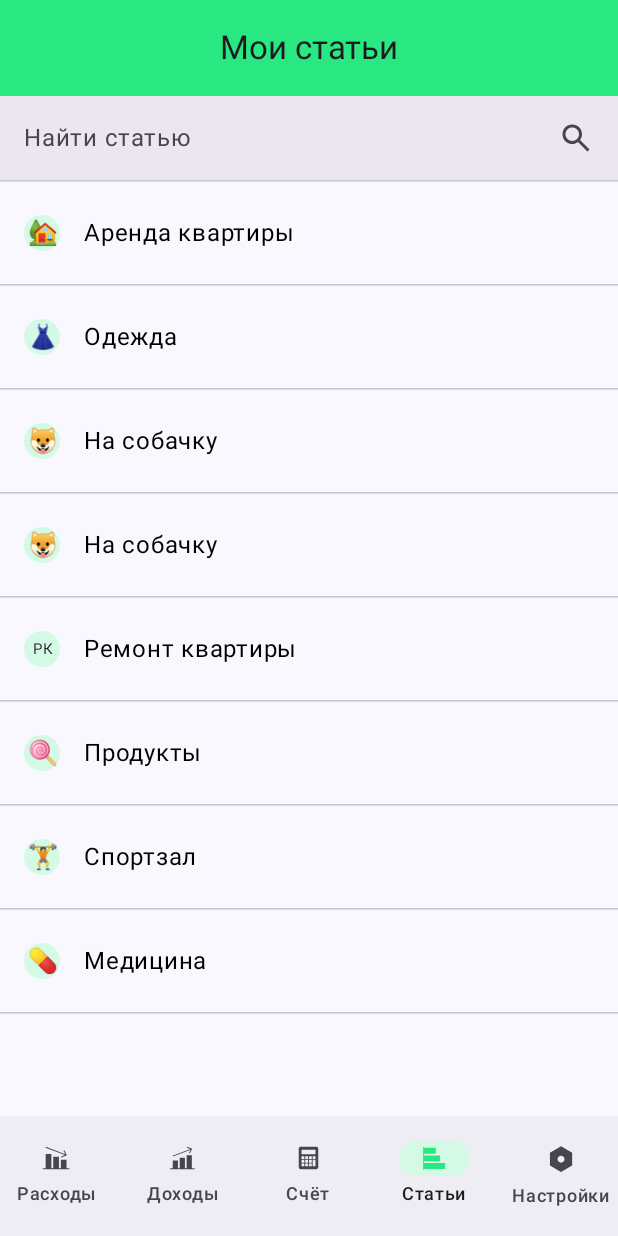
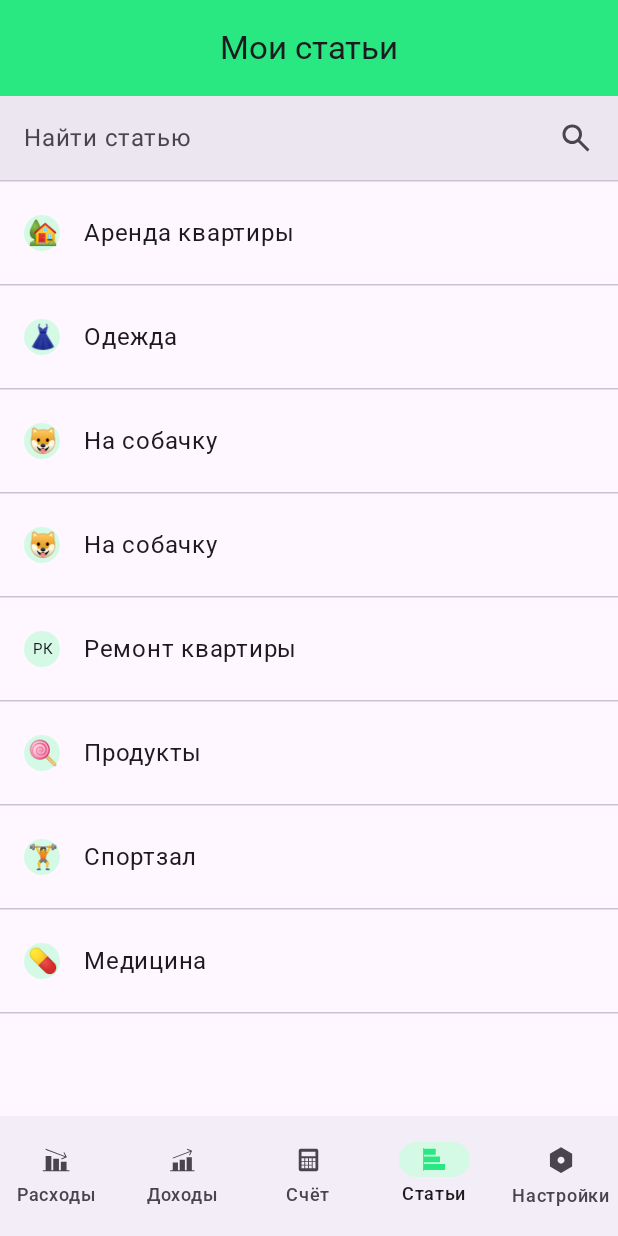
Before and after one commit to roganofff/yandex-smd, an Android app built with Jetpack Compose: the screen it shows after launch (MainActivity), item 4 of the bottom bar chosen, on a phone screen of 412 x 824 dp. Run offline under Robolectric (Android 15) with nearby library versions, the phone set to English and light mode, and no system bars.

Commit message:
feat: moved all colors and text styles to separate file

```diff
--- a/app/src/main/java/quo/yandex/financialawareness/presentation/screens/account/AccountScreen.kt
+++ b/app/src/main/java/quo/yandex/financialawareness/presentation/screens/account/AccountScreen.kt
@@ -8,6 +8,7 @@ import androidx.compose.foundation.layout.padding
 import androidx.compose.foundation.lazy.LazyColumn
 import androidx.compose.foundation.lazy.itemsIndexed
 import androidx.compose.material3.HorizontalDivider
+import androidx.compose.material3.MaterialTheme.colorScheme
 import androidx.compose.runtime.Composable
 import androidx.compose.ui.Alignment
 import androidx.compose.ui.Modifier
@@ -47,7 +48,7 @@ fun AccountScreen(
                 HorizontalDivider(
                     modifier = Modifier.fillMaxWidth(),
                     thickness = 1.dp,
-                    color = Color(0xFFCAC4D0)
+                    color = colorScheme.outlineVariant
                 )
             }
         }
--- a/app/src/main/java/quo/yandex/financialawareness/presentation/screens/categories/CategoriesScreen.kt
+++ b/app/src/main/java/quo/yandex/financialawareness/presentation/screens/categories/CategoriesScreen.kt
@@ -8,6 +8,7 @@ import androidx.compose.foundation.layout.padding
 import androidx.compose.foundation.lazy.LazyColumn
 import androidx.compose.foundation.lazy.items
 import androidx.compose.material3.HorizontalDivider
+import androidx.compose.material3.MaterialTheme.colorScheme
 import androidx.compose.runtime.Composable
 import androidx.compose.runtime.getValue
 import androidx.compose.runtime.mutableStateOf
@@ -41,7 +42,7 @@ fun CategoriesScreen(
             HorizontalDivider(
                 modifier = Modifier.fillMaxWidth(),
                 thickness = 1.dp,
-                color = Color(0xFFCAC4D0)
+                color = colorScheme.outlineVariant
             )
         }
 
@@ -58,7 +59,7 @@ fun CategoriesScreen(
             HorizontalDivider(
                 modifier = Modifier.fillMaxWidth(),
                 thickness = 1.dp,
-                color = Color(0xFFCAC4D0)
+                color = colorScheme.outlineVariant
             )
         }
     }
--- a/app/src/main/java/quo/yandex/financialawareness/presentation/screens/expenses/ExpensesScreen.kt
+++ b/app/src/main/java/quo/yandex/financialawareness/presentation/screens/expenses/ExpensesScreen.kt
@@ -8,6 +8,7 @@ import androidx.compose.foundation.layout.padding
 import androidx.compose.foundation.lazy.LazyColumn
 import androidx.compose.foundation.lazy.items
 import androidx.compose.material3.HorizontalDivider
+import androidx.compose.material3.MaterialTheme.colorScheme
 import androidx.compose.runtime.Composable
 import androidx.compose.ui.Alignment
 import androidx.compose.ui.Modifier
@@ -45,7 +46,7 @@ fun ExpensesScreen(
             HorizontalDivider(
                 modifier = Modifier.fillMaxWidth(),
                 thickness = 1.dp,
-                color = Color(0xFFCAC4D0)
+                color = colorScheme.outlineVariant
             )
         }
     }
--- a/app/src/main/java/quo/yandex/financialawareness/presentation/screens/income/IncomeScreen.kt
+++ b/app/src/main/java/quo/yandex/financialawareness/presentation/screens/income/IncomeScreen.kt
@@ -8,6 +8,7 @@ import androidx.compose.foundation.layout.padding
 import androidx.compose.foundation.lazy.LazyColumn
 import androidx.compose.foundation.lazy.items
 import androidx.compose.material3.HorizontalDivider
+import androidx.compose.material3.MaterialTheme.colorScheme
 import androidx.compose.runtime.Composable
 import androidx.compose.ui.Alignment
 import androidx.compose.ui.Modifier
@@ -44,7 +45,7 @@ fun IncomeScreen(
             HorizontalDivider(
                 modifier = Modifier.fillMaxWidth(),
                 thickness = 1.dp,
-                color = Color(0xFFCAC4D0)
+                color = colorScheme.outlineVariant
             )
         }
     }
--- a/app/src/main/java/quo/yandex/financialawareness/presentation/screens/settings/SettingsScreen.kt
+++ b/app/src/main/java/quo/yandex/financialawareness/presentation/screens/settings/SettingsScreen.kt
@@ -8,6 +8,7 @@ import androidx.compose.foundation.layout.padding
 import androidx.compose.foundation.lazy.LazyColumn
 import androidx.compose.foundation.lazy.items
 import androidx.compose.material3.HorizontalDivider
+import androidx.compose.material3.MaterialTheme.colorScheme
 import androidx.compose.runtime.Composable
 import androidx.compose.ui.Alignment
 import androidx.compose.ui.Modifier
@@ -43,7 +44,7 @@ fun SettingsScreen(
             HorizontalDivider(
                 modifier = Modifier.fillMaxWidth(),
                 thickness = 1.dp,
-                color = Color(0xFFCAC4D0)
+                color = colorScheme.outlineVariant
             )
         }
     }
--- a/app/src/main/java/quo/yandex/financialawareness/presentation/ui/components/BottomBar.kt
+++ b/app/src/main/java/quo/yandex/financialawareness/presentation/ui/components/BottomBar.kt
@@ -1,6 +1,8 @@
 package quo.yandex.financialawareness.presentation.ui.components
 
 import androidx.compose.material3.Icon
+import androidx.compose.material3.MaterialTheme.colorScheme
+import androidx.compose.material3.MaterialTheme.typography
 import androidx.compose.material3.NavigationBar
 import androidx.compose.material3.NavigationBarDefaults
 import androidx.compose.material3.NavigationBarItem
@@ -11,7 +13,6 @@ import androidx.compose.runtime.getValue
 import androidx.compose.runtime.mutableIntStateOf
 import androidx.compose.runtime.saveable.rememberSaveable
 import androidx.compose.runtime.setValue
-import androidx.compose.ui.graphics.Color
 import androidx.compose.ui.graphics.vector.ImageVector
 import androidx.compose.ui.res.vectorResource
 import androidx.navigation.NavController
@@ -38,15 +39,19 @@ fun BottomBar(
                         contentDescription = destination.contentDescription,
                     )
                 },
-                label = { Text(destination.label) },
+                label = { Text(destination.label, style = if (selectedDestination == index) {
+                    typography.labelMedium
+                } else {
+                    typography.labelSmall
+                }) },
                 colors = NavigationBarItemColors(
-                    selectedIconColor = Color(0xFF2AE881),
-                    selectedTextColor = Color(0xFF1D1B20),
-                    selectedIndicatorColor = Color(0xFFD4FAE6),
-                    unselectedIconColor = Color(0xFF49454F),
-                    unselectedTextColor = Color(0xFF49454F),
-                    disabledIconColor = Color(0xFF49454F),
-                    disabledTextColor = Color(0xFF49454F),
+                    selectedIconColor = colorScheme.primaryContainer,
+                    selectedTextColor = colorScheme.onSurface,
+                    selectedIndicatorColor = colorScheme.secondaryContainer,
+                    unselectedIconColor = colorScheme.onSurfaceVariant,
+                    unselectedTextColor = colorScheme.onSurfaceVariant,
+                    disabledIconColor = colorScheme.onSurfaceVariant,
+                    disabledTextColor = colorScheme.onSurfaceVariant,
                 )
             )
         }
--- a/app/src/main/java/quo/yandex/financialawareness/presentation/ui/components/FloatingButton.kt
+++ b/app/src/main/java/quo/yandex/financialawareness/presentation/ui/components/FloatingButton.kt
@@ -11,6 +11,7 @@ import androidx.compose.foundation.shape.CircleShape
 import androidx.compose.material3.FloatingActionButton
 import androidx.compose.material3.FloatingActionButtonDefaults
 import androidx.compose.material3.Icon
+import androidx.compose.material3.MaterialTheme.colorScheme
 import androidx.compose.runtime.Composable
 import androidx.compose.ui.Alignment
 import androidx.compose.ui.Modifier
@@ -35,7 +36,7 @@ fun FloatingButton(modifier: Modifier) {
             modifier = Modifier.size(56.dp),
             onClick = {  },
             shape = CircleShape,
-            containerColor = Color(0xFF2AE881),
+            containerColor = colorScheme.primaryContainer,
             contentColor = Color.White,
             elevation = FloatingActionButtonDefaults.elevation(
                 defaultElevation = 0.dp,
--- a/app/src/main/java/quo/yandex/financialawareness/presentation/ui/components/ListItem.kt
+++ b/app/src/main/java/quo/yandex/financialawareness/presentation/ui/components/ListItem.kt
@@ -13,6 +13,8 @@ import androidx.compose.foundation.layout.padding
 import androidx.compose.foundation.layout.size
 import androidx.compose.foundation.layout.width
 import androidx.compose.foundation.shape.CircleShape
+import androidx.compose.material3.MaterialTheme.colorScheme
+import androidx.compose.material3.MaterialTheme.typography
 import androidx.compose.material3.Text
 import androidx.compose.runtime.Composable
 import androidx.compose.ui.Alignment
@@ -20,7 +22,6 @@ import androidx.compose.ui.Modifier
 import androidx.compose.ui.graphics.Color
 import androidx.compose.ui.graphics.vector.ImageVector
 import androidx.compose.ui.res.vectorResource
-import androidx.compose.ui.text.font.FontWeight
 import androidx.compose.ui.text.style.TextAlign
 import androidx.compose.ui.unit.dp
 import androidx.compose.ui.unit.sp
@@ -60,7 +61,7 @@ fun ListItem(
                 Text(
                     text = leadIcon,
                     fontSize = if (isEmojiIcon) 16.sp else 10.sp,
-                    color = Color(0xFF1D1B20),
+                    color = colorScheme.onSurface,
                     textAlign = TextAlign.Center
                 )
             }
@@ -74,20 +75,12 @@ fun ListItem(
         ) {
             Text(
                 text = title,
-                fontWeight = FontWeight.W400,
-                fontSize = 16.sp,
-                lineHeight = 24.sp,
-                letterSpacing = 0.5.sp,
-                color = Color.Black
+                style = typography.bodyLarge
             )
             comment?.let {
                 Text(
                     text = comment,
-                    fontWeight = FontWeight.W400,
-                    fontSize = 14.sp,
-                    lineHeight = 20.sp,
-                    letterSpacing = 0.25.sp,
-                    color = Color(0xFF49454F)
+                    style = typography.bodyMedium
                 )
             }
         }
@@ -95,12 +88,8 @@ fun ListItem(
         price?.let {
             Text(
                 text = price,
-                modifier = Modifier.padding(end = 16.dp, start = 16.dp),
-                fontWeight = FontWeight.W400,
-                fontSize = 16.sp,
-                lineHeight = 24.sp,
-                letterSpacing = 0.5.sp,
-                color = Color.Black
+                style = typography.bodyLarge,
+                modifier = Modifier.padding(end = 16.dp, start = 16.dp)
             )
         }
 
--- a/app/src/main/java/quo/yandex/financialawareness/presentation/ui/components/SearchField.kt
+++ b/app/src/main/java/quo/yandex/financialawareness/presentation/ui/components/SearchField.kt
@@ -11,11 +11,12 @@ import androidx.compose.foundation.layout.size
 import androidx.compose.foundation.layout.width
 import androidx.compose.foundation.text.BasicTextField
 import androidx.compose.material3.Icon
+import androidx.compose.material3.MaterialTheme.colorScheme
+import androidx.compose.material3.MaterialTheme.typography
 import androidx.compose.material3.Text
 import androidx.compose.runtime.Composable
 import androidx.compose.ui.Alignment
 import androidx.compose.ui.Modifier
-import androidx.compose.ui.graphics.Color
 import androidx.compose.ui.graphics.SolidColor
 import androidx.compose.ui.graphics.vector.ImageVector
 import androidx.compose.ui.res.vectorResource
@@ -33,19 +34,13 @@ fun SearchField(
         value = query,
         onValueChange = { },
         singleLine = true,
-        textStyle = TextStyle(
-            color = Color(0xFF49454F),
-            fontSize = 16.sp,
-            fontWeight = FontWeight.Normal, // 400
-            lineHeight = 24.sp,
-            letterSpacing = 0.5.sp
-        ),
-        cursorBrush = SolidColor(Color(0xFF49454F)),
+        textStyle = typography.bodyLarge,
+        cursorBrush = SolidColor(colorScheme.onSurfaceVariant),
         decorationBox = { innerTextField ->
             Row(
                 modifier = Modifier
                     .fillMaxWidth()
-                    .background(color = Color(0xFFECE6F0))
+                    .background(color = colorScheme.surfaceContainerHigh)
                     .padding(horizontal = 16.dp, vertical = 16.dp),
                 verticalAlignment = Alignment.CenterVertically
             ) {
@@ -54,7 +49,7 @@ fun SearchField(
                         Text(
                             text = "Найти статью",
                             style = TextStyle(
-                                color = Color(0xFF49454F),
+                                color = colorScheme.onSurfaceVariant,
                                 fontSize = 16.sp,
                                 fontWeight = FontWeight.Normal,
                                 lineHeight = 24.sp,
@@ -68,7 +63,7 @@ fun SearchField(
                 Icon(
                     imageVector = ImageVector.vectorResource(R.drawable.ic_search),
                     contentDescription = "Поиск",
-                    tint = Color(0xFF49454F),
+                    tint = colorScheme.onSurfaceVariant,
                     modifier = Modifier
                         .size(24.dp)
                         .clickable { }
--- a/app/src/main/java/quo/yandex/financialawareness/presentation/ui/components/TopBar.kt
+++ b/app/src/main/java/quo/yandex/financialawareness/presentation/ui/components/TopBar.kt
@@ -4,13 +4,12 @@ import androidx.compose.foundation.layout.RowScope
 import androidx.compose.foundation.layout.fillMaxWidth
 import androidx.compose.material3.CenterAlignedTopAppBar
 import androidx.compose.material3.ExperimentalMaterial3Api
+import androidx.compose.material3.MaterialTheme.colorScheme
+import androidx.compose.material3.MaterialTheme.typography
 import androidx.compose.material3.Text
 import androidx.compose.material3.TopAppBarDefaults
 import androidx.compose.runtime.Composable
 import androidx.compose.ui.Modifier
-import androidx.compose.ui.graphics.Color
-import androidx.compose.ui.text.font.FontWeight
-import androidx.compose.ui.unit.sp
 
 @OptIn(ExperimentalMaterial3Api::class)
 @Composable
@@ -21,17 +20,14 @@ fun TopBar(
     CenterAlignedTopAppBar(
         modifier = Modifier.fillMaxWidth(),
         colors = TopAppBarDefaults.topAppBarColors(
-            containerColor = Color(0xFF2AE881),
-            titleContentColor = Color(0xFF1D1B20),
+            containerColor = colorScheme.primaryContainer,
+            titleContentColor = colorScheme.onSurface,
         ),
         title = {
             Text(
-                title,
-                maxLines = 1,
-                fontSize = 22.sp,
-                lineHeight = 28.sp,
-                letterSpacing = 0.sp,
-                fontWeight = FontWeight(400),
+                text = title,
+                style = typography.titleLarge,
+                maxLines = 1
             )
         },
         actions = actions,
--- a/app/src/main/java/quo/yandex/financialawareness/presentation/ui/theme/Color.kt
+++ b/app/src/main/java/quo/yandex/financialawareness/presentation/ui/theme/Color.kt
@@ -2,10 +2,19 @@ package quo.yandex.financialawareness.presentation.ui.theme
 
 import androidx.compose.ui.graphics.Color
 
-val Purple80 = Color(0xFFD0BCFF)
-val PurpleGrey80 = Color(0xFFCCC2DC)
-val Pink80 = Color(0xFFEFB8C8)
+val Primary = Color(0xFFD4FAE6)
+val PrimaryContainer = Color(0xFF2AE881)
+val OnPrimaryContainer = Color(0xFFFFFFFF)
+val OnPrimary = Color(0xFF2AE881)
 
-val Purple40 = Color(0xFF6650a4)
-val PurpleGrey40 = Color(0xFF625b71)
-val Pink40 = Color(0xFF7D5260)
+val Secondary = Color(0xFF49454F)
+val SecondaryContainer = Color(0xFFD4FAE6)
+val OnSecondaryContainer = Color(0xFF2AE881)
+
+val Surface = Color(0xFFFEF7FF)
+val SurfaceContainer = Color(0xFFF3EDF7)
+val SurfaceContainerHigh = Color(0xFFECE6F0)
+
+val OnSurface = Color(0xFF1D1B20)
+val OnSurfaceVariant = Color(0xFF49454F)
+val OutlineVariant = Color(0xFFCAC4D0)
--- a/app/src/main/java/quo/yandex/financialawareness/presentation/ui/theme/Theme.kt
+++ b/app/src/main/java/quo/yandex/financialawareness/presentation/ui/theme/Theme.kt
@@ -1,56 +1,30 @@
 package quo.yandex.financialawareness.presentation.ui.theme
 
-import android.os.Build
-import androidx.compose.foundation.isSystemInDarkTheme
 import androidx.compose.material3.MaterialTheme
-import androidx.compose.material3.darkColorScheme
-import androidx.compose.material3.dynamicDarkColorScheme
-import androidx.compose.material3.dynamicLightColorScheme
 import androidx.compose.material3.lightColorScheme
 import androidx.compose.runtime.Composable
-import androidx.compose.ui.platform.LocalContext
-
-private val DarkColorScheme = darkColorScheme(
-    primary = Purple80,
-    secondary = PurpleGrey80,
-    tertiary = Pink80
-)
 
 private val LightColorScheme = lightColorScheme(
-    primary = Purple40,
-    secondary = PurpleGrey40,
-    tertiary = Pink40
-
-    /* Other default colors to override
-    background = Color(0xFFFFFBFE),
-    surface = Color(0xFFFFFBFE),
-    onPrimary = Color.White,
-    onSecondary = Color.White,
-    onTertiary = Color.White,
-    onBackground = Color(0xFF1C1B1F),
-    onSurface = Color(0xFF1C1B1F),
-    */
+    primary = Primary,
+    primaryContainer = PrimaryContainer,
+    onPrimaryContainer = OnPrimaryContainer,
+    onPrimary = OnPrimary,
+    secondary = Secondary,
+    secondaryContainer = SecondaryContainer,
+    onSecondaryContainer = OnSecondaryContainer,
+    surface = Surface,
+    surfaceContainer = SurfaceContainer,
+    surfaceContainerHigh = SurfaceContainerHigh,
+    onSurface = OnSurface,
+    onSurfaceVariant = OnSurfaceVariant,
 )
 
 @Composable
 fun FinancialAwarenessTheme(
-    darkTheme: Boolean = isSystemInDarkTheme(),
-    // Dynamic color is available on Android 12+
-    dynamicColor: Boolean = true,
     content: @Composable () -> Unit
 ) {
-    val colorScheme = when {
-        dynamicColor && Build.VERSION.SDK_INT >= Build.VERSION_CODES.S -> {
-            val context = LocalContext.current
-            if (darkTheme) dynamicDarkColorScheme(context) else dynamicLightColorScheme(context)
-        }
-
-        darkTheme -> DarkColorScheme
-        else -> LightColorScheme
-    }
-
     MaterialTheme(
-        colorScheme = colorScheme,
+        colorScheme = LightColorScheme,
         typography = Typography,
         content = content
     )
--- a/app/src/main/java/quo/yandex/financialawareness/presentation/ui/theme/Type.kt
+++ b/app/src/main/java/quo/yandex/financialawareness/presentation/ui/theme/Type.kt
@@ -2,33 +2,69 @@ package quo.yandex.financialawareness.presentation.ui.theme
 
 import androidx.compose.material3.Typography
 import androidx.compose.ui.text.TextStyle
+import androidx.compose.ui.text.font.Font
 import androidx.compose.ui.text.font.FontFamily
+import androidx.compose.ui.text.font.FontStyle
 import androidx.compose.ui.text.font.FontWeight
 import androidx.compose.ui.unit.sp
+import quo.yandex.financialawareness.R
 
-// Set of Material typography styles to start with
+val RobotoRegular = FontFamily(
+    Font(R.font.roboto_regular, FontWeight.Normal, FontStyle.Normal),
+)
+
+val RobotoMedium = FontFamily(
+    Font(R.font.roboto_medium, FontWeight.W500, FontStyle.Normal),
+)
+
 val Typography = Typography(
     bodyLarge = TextStyle(
-        fontFamily = FontFamily.Default,
+        fontFamily = RobotoRegular,
         fontWeight = FontWeight.Normal,
+        fontStyle = FontStyle.Normal,
+        color = OnSurface,
         fontSize = 16.sp,
         lineHeight = 24.sp,
         letterSpacing = 0.5.sp
-    )
-    /* Other default text styles to override
+    ),
+
+    bodyMedium = TextStyle(
+        fontFamily = RobotoRegular,
+        fontWeight = FontWeight.Normal,
+        fontStyle = FontStyle.Normal,
+        color = OnSurfaceVariant,
+        fontSize = 14.sp,
+        lineHeight = 20.sp,
+        letterSpacing = 0.25.sp
+    ),
+
     titleLarge = TextStyle(
-        fontFamily = FontFamily.Default,
+        fontFamily = RobotoRegular,
         fontWeight = FontWeight.Normal,
+        fontStyle = FontStyle.Normal,
+        color = OnSurface,
         fontSize = 22.sp,
         lineHeight = 28.sp,
         letterSpacing = 0.sp
     ),
+
     labelSmall = TextStyle(
-        fontFamily = FontFamily.Default,
-        fontWeight = FontWeight.Medium,
-        fontSize = 11.sp,
+        fontFamily = RobotoMedium,
+        fontWeight = FontWeight.W500,
+        fontStyle = FontStyle.Normal,
+        color = OnSurfaceVariant,
+        fontSize = 12.sp,
         lineHeight = 16.sp,
         letterSpacing = 0.5.sp
-    )
-    */
+    ),
+
+    labelMedium = TextStyle(
+        fontFamily = RobotoMedium,
+        fontWeight = FontWeight.W600,
+        fontStyle = FontStyle.Normal,
+        color = OnSurface,
+        fontSize = 12.sp,
+        lineHeight = 16.sp,
+        letterSpacing = 0.5.sp
+    ),
 )
```
Also changed, not shown: app/src/main/res/font/roboto_medium.ttf (added), app/src/main/res/font/roboto_regular.ttf (added).
